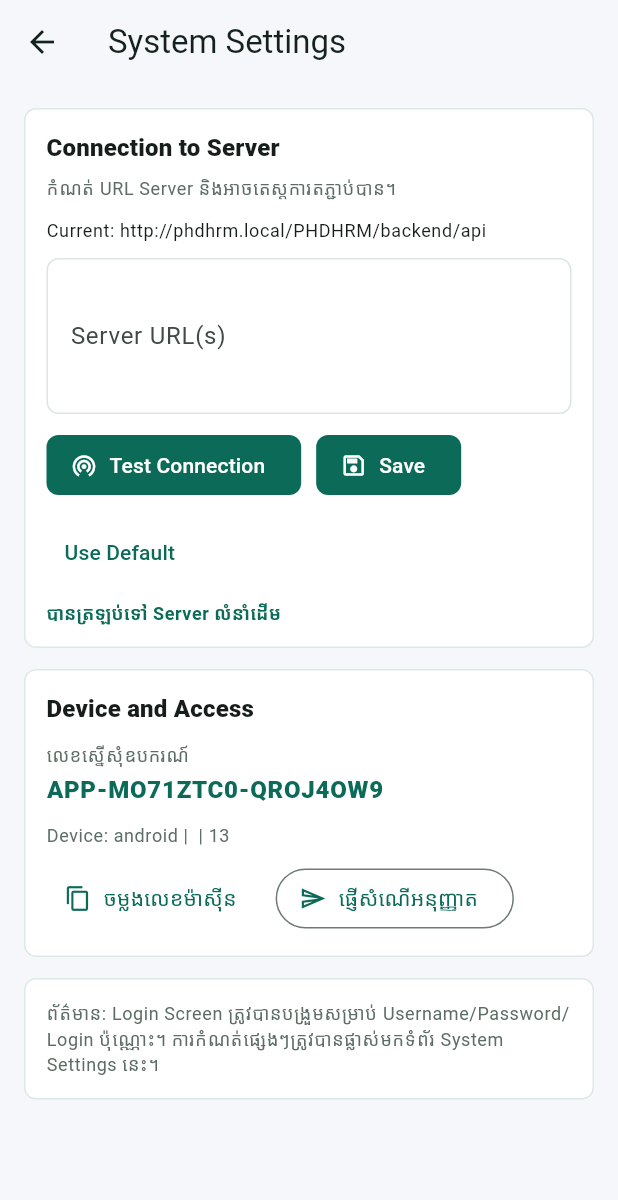
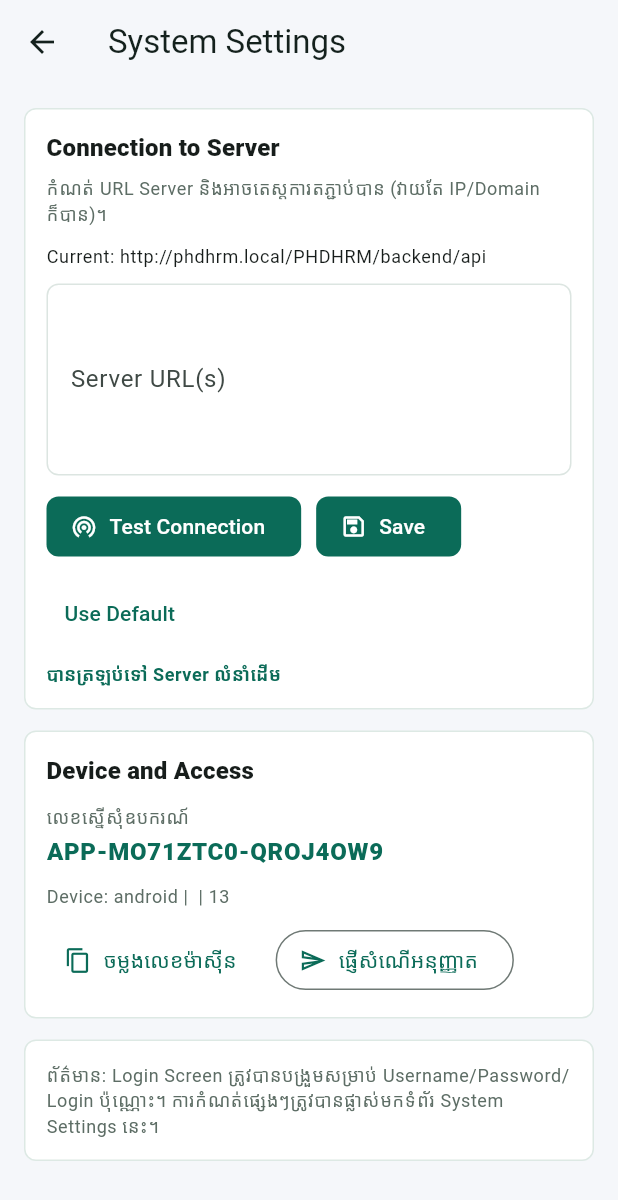
Before and after one commit to Phanet168/PHDHRM, a Flutter app: the SystemSettingsPage screen opened by its route, after a tap on "Test Connection", after a tap on "Use Default", on a phone screen of 412 x 824 dp. Shown: the top 1200 px of the screen. Run offline on Flutter 3.47's test engine with Material 3 defaults, Android fonts, the phone set to English and light mode, and no system bars; our stand-ins replace device_info_plus, flutter_secure_storage, geolocator, package_info_plus, shared_preferences; missing offline and left inert: mobile_scanner; accounts and stored records are empty; network calls fail; project files that could hold a hidden picture were left out.

Commit message:
Improve mobile server config resilience and iOS/Android connectivity

```diff
--- a/mobile/lib/core/config/api_config.dart
+++ b/mobile/lib/core/config/api_config.dart
@@ -66,8 +66,7 @@ class ApiConfig {
   static Future<void> saveConfiguredBaseUrls(List<String> values) async {
     final normalized = _dedupe(
       values
-          .map(normalizeBaseUrl)
-          .whereType<String>()
+          .expand(_expandBaseUrlsFromInput)
           .toList(growable: false),
     );
 
@@ -114,8 +113,7 @@ class ApiConfig {
   static List<String> normalizeConfiguredBaseUrls(String raw) {
     final parts = raw
         .split(RegExp(r'[,;\n]'))
-        .map(normalizeBaseUrl)
-        .whereType<String>()
+        .expand(_expandBaseUrlsFromInput)
         .toList(growable: false);
 
     if (parts.isEmpty) {
@@ -126,9 +124,18 @@ class ApiConfig {
   }
 
   static String? normalizeBaseUrl(String raw) {
+    final expanded = _expandBaseUrlsFromInput(raw);
+    if (expanded.isEmpty) {
+      return null;
+    }
+
+    return expanded.first;
+  }
+
+  static List<String> _expandBaseUrlsFromInput(String raw) {
     final trimmed = raw.trim();
     if (trimmed.isEmpty) {
-      return null;
+      return const <String>[];
     }
 
     final withScheme = RegExp(r'^https?://', caseSensitive: false).hasMatch(trimmed)
@@ -137,35 +144,46 @@ class ApiConfig {
 
     final parsed = Uri.tryParse(withScheme);
     if (parsed == null || parsed.host.trim().isEmpty) {
-      return null;
+      return const <String>[];
     }
 
-    final segments = parsed.pathSegments
+    final scheme = parsed.scheme.isEmpty ? 'http' : parsed.scheme;
+    final authority = parsed.hasPort
+        ? '$scheme://${parsed.host}:${parsed.port}'
+        : '$scheme://${parsed.host}';
+    final pathSegments = parsed.pathSegments
         .where((segment) => segment.trim().isNotEmpty)
-        .toList(growable: true);
+        .toList(growable: false);
 
-    if (segments.isEmpty) {
-      segments.add('api');
+    final candidates = <String>[];
+
+    if (pathSegments.isEmpty) {
+      // Most operators enter only host/IP. Provide practical project defaults.
+      candidates.add('$authority/PHDHRM/backend/api');
+      candidates.add('$authority/api');
+      if (!parsed.hasPort) {
+        candidates.add('$scheme://${parsed.host}:8000/api');
+      }
     } else {
-      final lastSegment = segments.last.toLowerCase();
-      if (lastSegment != 'api') {
-        if (lastSegment == 'backend') {
-          segments.add('api');
-        } else {
-          segments.add('api');
-        }
+      final joinedPath = '/${pathSegments.join('/')}';
+      final normalizedPath = joinedPath.endsWith('/')
+          ? joinedPath.substring(0, joinedPath.length - 1)
+          : joinedPath;
+
+      if (pathSegments.last.toLowerCase() == 'api') {
+        candidates.add('$authority$normalizedPath');
+      } else {
+        candidates.add('$authority$normalizedPath/api');
+      }
+
+      if (!parsed.hasPort &&
+          pathSegments.length >= 2 &&
+          pathSegments[pathSegments.length - 2].toLowerCase() == 'backend') {
+        candidates.add('$scheme://${parsed.host}:8000/api');
       }
     }
 
-    final normalized = parsed.replace(
-      pathSegments: segments,
-      query: null,
-      fragment: null,
-    ).toString();
-
-    return normalized.endsWith('/')
-        ? normalized.substring(0, normalized.length - 1)
-        : normalized;
+    return _dedupe(candidates);
   }
 
   static List<String> _dedupe(List<String> values) {
--- a/mobile/lib/features/system/pages/system_settings_page.dart
+++ b/mobile/lib/features/system/pages/system_settings_page.dart
@@ -395,7 +395,7 @@ class _SystemSettingsPageState extends State<SystemSettingsPage> {
                 ),
                 const SizedBox(height: 6),
                 Text(
-                  'កំណត់ URL Server និងអាចតេស្តការតភ្ជាប់បាន។',
+                  'កំណត់ URL Server និងអាចតេស្តការតភ្ជាប់បាន (វាយតែ IP/Domain ក៏បាន)។',
                   style: theme.textTheme.bodySmall?.copyWith(
                     color: const Color(0xFF5D6D65),
                   ),
@@ -413,7 +413,7 @@ class _SystemSettingsPageState extends State<SystemSettingsPage> {
                   decoration: const InputDecoration(
                     labelText: 'Server URL(s)',
                     hintText:
-                        'phdhrm.local/PHDHRM/backend\nphdhrm.local:8000\n192.168.1.9/PHDHRM/backend',
+                        '192.168.1.9\nphdhrm.local\n192.168.1.9/PHDHRM/backend\nphdhrm.local:8000',
                   ),
                 ),
                 const SizedBox(height: 10),
@@ -515,13 +515,14 @@ class _SystemSettingsPageState extends State<SystemSettingsPage> {
                       children: [
                         TextButton.icon(
                           onPressed: () async {
+                            final messenger = ScaffoldMessenger.of(context);
                             await Clipboard.setData(
                               ClipboardData(text: machineNumber),
                             );
                             if (!mounted) {
                               return;
                             }
-                            ScaffoldMessenger.of(context)
+                            messenger
                               ..hideCurrentSnackBar()
                               ..showSnackBar(
                                 const SnackBar(
```
Also changed, not shown: 2 other files.
